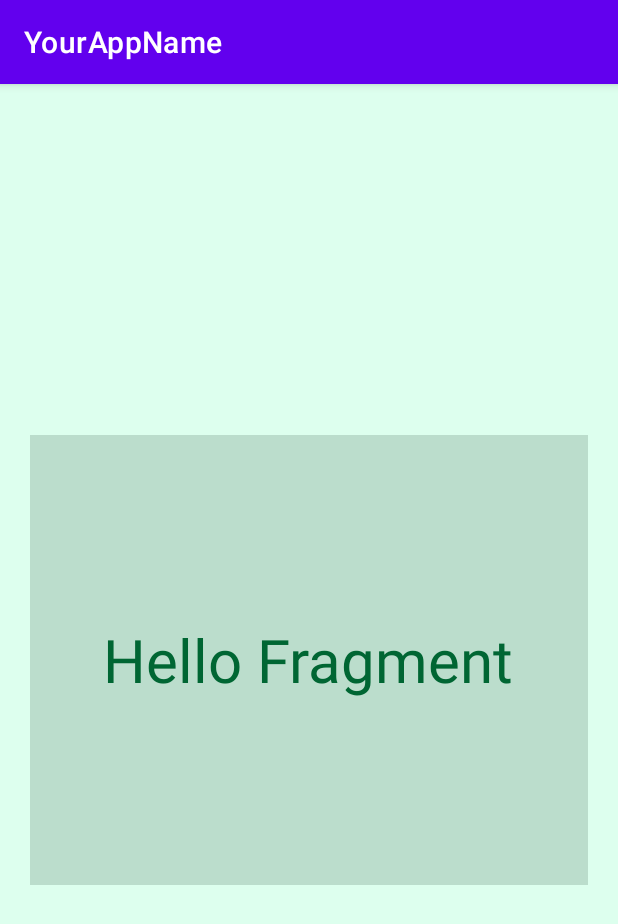
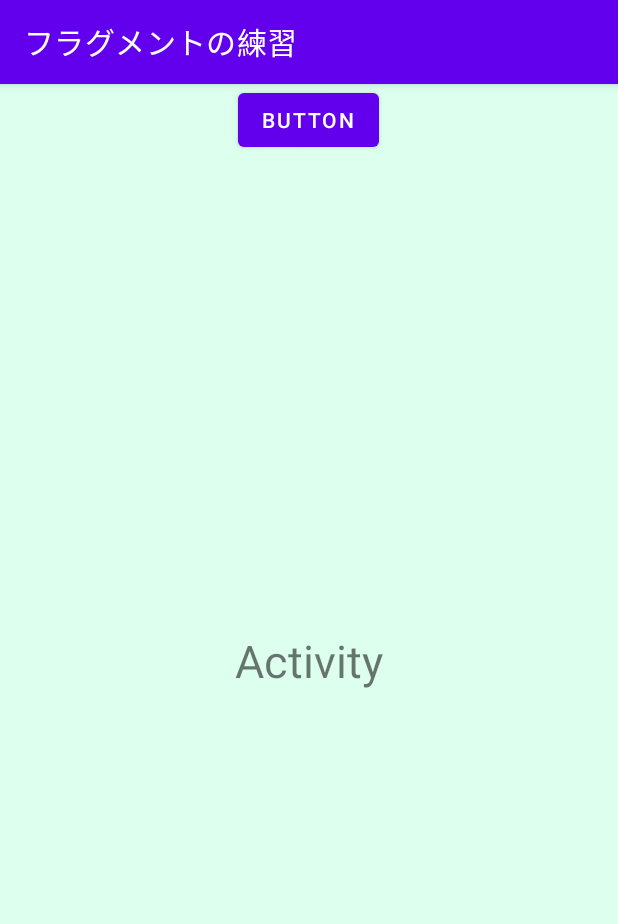
Before and after one commit to takazu-fo/android_practice, an Android app: the screen it shows after launch (MainActivity), on a phone screen of 412 x 824 dp. Shown: the top 924 px of the screen. Run offline under Robolectric (Android 15) with nearby library versions, the phone set to English and light mode, and no system bars.

Commit message:
transition
ActivityからFragmentへの遷移の練習

```diff
--- a/app/src/main/java/com/example/practice211222/MainActivity.java
+++ b/app/src/main/java/com/example/practice211222/MainActivity.java
@@ -1,7 +1,11 @@
 package com.example.practice211222;
 
 import androidx.appcompat.app.AppCompatActivity;
+import androidx.fragment.app.FragmentManager;
+import androidx.fragment.app.FragmentTransaction;
+
 import android.os.Bundle;
+import android.widget.Button;
 
 public class MainActivity extends AppCompatActivity {
 
@@ -9,5 +13,23 @@ public class MainActivity extends AppCompatActivity {
     protected void onCreate(Bundle savedInstanceState) {
         super.onCreate(savedInstanceState);
         setContentView(R.layout.activity_main);
+
+        Button button01 = findViewById(R.id.button);
+
+        if(savedInstanceState == null){
+            // lambda
+            button01.setOnClickListener( v -> {
+                FragmentManager fragmentManager = getSupportFragmentManager();
+                FragmentTransaction fragmentTransaction = fragmentManager.beginTransaction();
+
+                // BackStackを設定
+                fragmentTransaction.addToBackStack(null);
+
+                // パラメータを設定
+                fragmentTransaction.replace(R.id.container,
+                        SampleFragment.newInstance("Fragment"));
+                fragmentTransaction.commit();
+            });
+        }
     }
 }
--- a/app/src/main/res/layout/activity_main.xml
+++ b/app/src/main/res/layout/activity_main.xml
@@ -1,19 +1,39 @@
 <?xml version="1.0" encoding="utf-8"?>
-<LinearLayout
+<androidx.constraintlayout.widget.ConstraintLayout
     xmlns:android="http://schemas.android.com/apk/res/android"
+    xmlns:app="http://schemas.android.com/apk/res-auto"
     xmlns:tools="http://schemas.android.com/tools"
     android:layout_width="match_parent"
     android:layout_height="match_parent"
-    android:orientation="vertical"
-    android:gravity="center"
-    android:padding="20dp"
     android:background="#dfe"
     tools:context=".MainActivity">
 
-    <fragment
-        android:id="@+id/fragment"
-        android:name="com.example.practice211222.SampleFragment"
+    <TextView
+        android:text="@string/activity"
+        android:layout_width="wrap_content"
+        android:layout_height="wrap_content"
+        android:textSize="30sp"
+        app:layout_constraintBottom_toBottomOf="parent"
+        app:layout_constraintEnd_toEndOf="parent"
+        app:layout_constraintStart_toStartOf="parent"
+        app:layout_constraintTop_toTopOf="parent" />
+
+    <LinearLayout
+        android:orientation="vertical"
         android:layout_width="match_parent"
-        android:layout_height="300dp" />
+        android:layout_height="match_parent">
 
-</LinearLayout>
+        <Button
+            android:id="@+id/button"
+            android:text="@string/button"
+            android:layout_gravity="center_horizontal"
+            android:layout_width="wrap_content"
+            android:layout_height="wrap_content"/>
+
+        <FrameLayout
+            android:id="@+id/container"
+            android:layout_width="match_parent"
+            android:layout_height="match_parent" />
+    </LinearLayout>
+
+</androidx.constraintlayout.widget.ConstraintLayout>
--- a/app/src/main/res/layout/samplefragment.xml
+++ b/app/src/main/res/layout/samplefragment.xml
@@ -1,17 +1,21 @@
 <?xml version="1.0" encoding="utf-8"?>
-<LinearLayout
+<androidx.constraintlayout.widget.ConstraintLayout
     xmlns:android="http://schemas.android.com/apk/res/android"
+    xmlns:app="http://schemas.android.com/apk/res-auto"
+    xmlns:tools="http://schemas.android.com/tools"
     android:layout_width="match_parent"
     android:layout_height="match_parent"
-    android:background="#bdc"
-    android:orientation="vertical"
-    android:gravity="center" >
+    android:background="#fde"
+    tools:context=".MainActivity">
 
     <TextView
-        android:text="@string/hello_fragment"
+        android:id="@+id/text_fragment"
         android:layout_width="wrap_content"
-        android:textSize="40sp"
-        android:textColor="#063"
-        android:layout_height="wrap_content"/>
+        android:layout_height="wrap_content"
+        android:textSize="30sp"
+        app:layout_constraintBottom_toBottomOf="parent"
+        app:layout_constraintEnd_toEndOf="parent"
+        app:layout_constraintStart_toStartOf="parent"
+        app:layout_constraintTop_toTopOf="parent" />
 
-</LinearLayout>
+</androidx.constraintlayout.widget.ConstraintLayout>
--- a/app/src/main/res/values/strings.xml
+++ b/app/src/main/res/values/strings.xml
@@ -1,4 +1,5 @@
 <resources>
-    <string name="app_name">YourAppName</string>
-    <string name="hello_fragment">Hello Fragment</string>
+    <string name="app_name">フラグメントの練習</string>
+    <string name="button">Button</string>
+    <string name="activity">Activity</string>
 </resources>
```
Also changed, not shown: app/src/main/java/com/example/practice211222/SampleFragment.java (+25 -0 lines).
